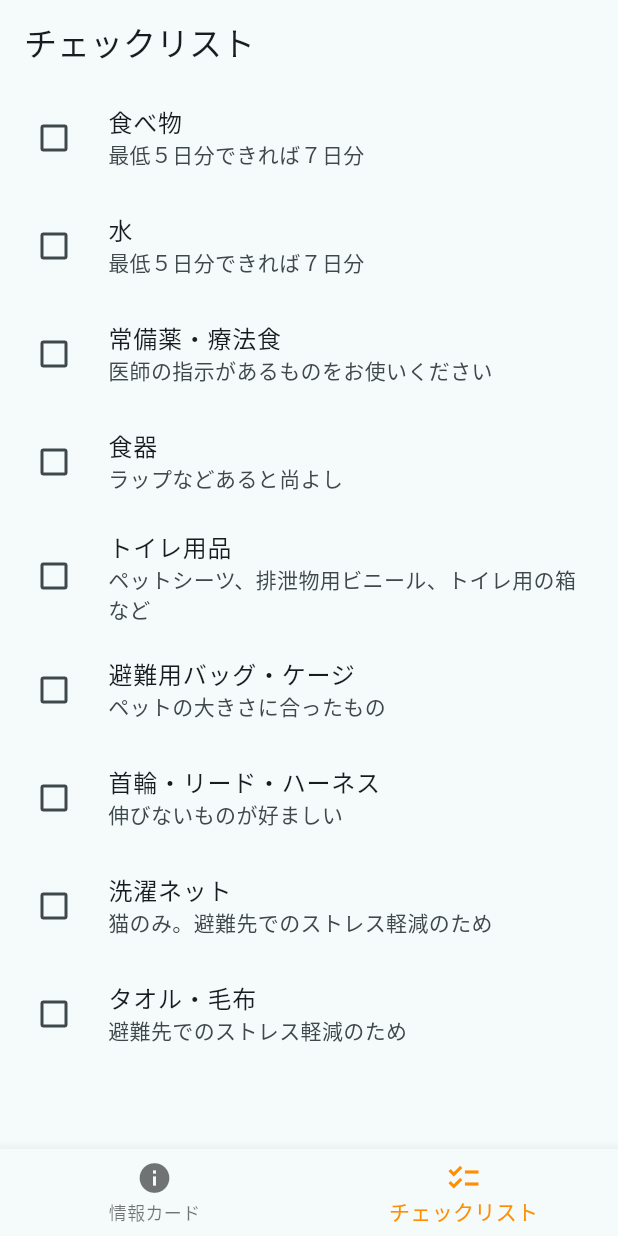
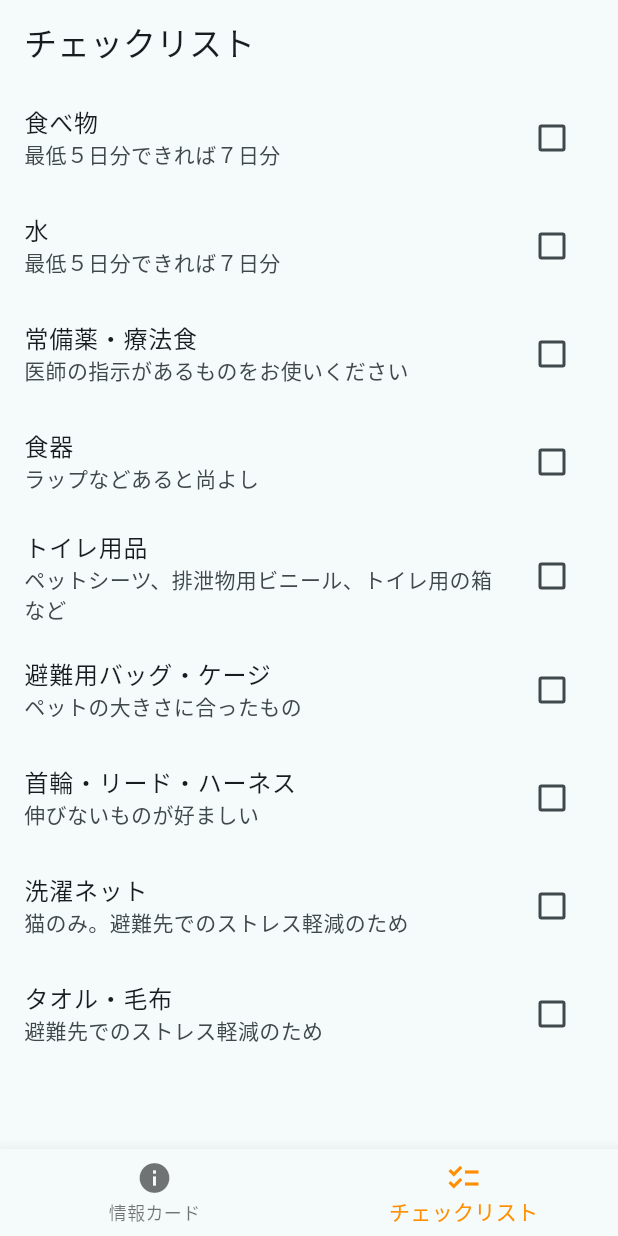
Before and after one commit to tied-inc/nose_touch_app, a Flutter app: the screen it shows after launch, item 2 of the bottom bar chosen, on a phone screen of 412 x 824 dp. Run offline on Flutter 3.47's test engine with Material 3 defaults, Android fonts, the phone set to English and light mode, and no system bars.

Commit message:
update pet safety

```diff
--- a/lib/needs_checklist/main.dart
+++ b/lib/needs_checklist/main.dart
@@ -10,23 +10,33 @@ class NeedsChecklist extends StatefulWidget {
 class CheckListContent {
   final String title;
   final String subtitle;
-  bool value;
 
-  CheckListContent(this.title, this.subtitle, this.value);
+  CheckListContent(this.title, this.subtitle);
 }
 
 class _NeedsChecklistState extends State<NeedsChecklist> {
-  final Map<String, CheckListContent> data = {
-    "food": CheckListContent('食べ物', '最低５日分できれば７日分', false),
-    "water": CheckListContent('水', '最低５日分できれば７日分', false),
-    "medicine": CheckListContent('常備薬・療法食', '医師の指示があるものをお使いください', false),
-    "tableware": CheckListContent('食器', 'ラップなどあると尚よし', false),
-    'toiletries': CheckListContent('トイレ用品', 'ペットシーツ、排泄物用ビニール、トイレ用の箱など', false),
-    "carryBugOrCage": CheckListContent('避難用バッグ・ケージ', 'ペットの大きさに合ったもの', false),
-    'collarAndLeashOrHarness':
-        CheckListContent('首輪・リード・ハーネス', '伸びないものが好ましい', false),
-    "laundryNet": CheckListContent('洗濯ネット', '猫のみ。避難先でのストレス軽減のため', false),
-    "towelOrBlanket": CheckListContent('タオル・毛布', '避難先でのストレス軽減のため', false),
+  final data = [
+    {"food": false},
+    {"water": false},
+    {"medicine": false},
+    {"tableware": false},
+    {"toiletries": false},
+    {"carryBugOrCage": false},
+    {"collarAndLeashOrHarness": false},
+    {"laundryNet": false},
+    {"towelOrBlanket": false}
+  ];
+
+  final Map<String, CheckListContent> titleMap = {
+    "food": CheckListContent('食べ物', '最低５日分できれば７日分'),
+    "water": CheckListContent('水', '最低５日分できれば７日分'),
+    "medicine": CheckListContent('常備薬・療法食', '医師の指示があるものをお使いください'),
+    "tableware": CheckListContent('食器', 'ラップなどあると尚よし'),
+    'toiletries': CheckListContent('トイレ用品', 'ペットシーツ、排泄物用ビニール、トイレ用の箱など'),
+    "carryBugOrCage": CheckListContent('避難用バッグ・ケージ', 'ペットの大きさに合ったもの'),
+    'collarAndLeashOrHarness': CheckListContent('首輪・リード・ハーネス', '伸びないものが好ましい'),
+    "laundryNet": CheckListContent('洗濯ネット', '猫のみ。避難先でのストレス軽減のため'),
+    "towelOrBlanket": CheckListContent('タオル・毛布', '避難先でのストレス軽減のため'),
   };
 
   @override
@@ -34,18 +44,17 @@ class _NeedsChecklistState extends State<NeedsChecklist> {
     return Scaffold(
         body: Column(
       children: <Widget>[
-        for (var key in data.keys)
+        for (var item in data)
           CheckboxListTile(
-            value: data[key]!.value,
+            title: Text(titleMap[item.keys.first]!.title),
+            subtitle: Text(titleMap[item.keys.first]!.subtitle),
+            value: item.values.first,
             onChanged: (bool? value) {
               setState(() {
-                data[key]!.value = value!;
+                item[titleMap.keys.first] = value!;
               });
             },
-            controlAffinity: ListTileControlAffinity.leading,
-            title: Text(data[key]!.title),
-            subtitle: Text(data[key]!.subtitle),
-          ),
+          )
       ],
     ));
   }
--- a/pubspec.yaml
+++ b/pubspec.yaml
@@ -37,7 +37,6 @@ dependencies:
   cupertino_icons: ^1.0.6
   sqflite: ^2.3.3+1
   path: ^1.9.0
-  camera: ^0.11.0+1
   path_provider: ^2.1.3
   image_picker: ^1.1.2
 
```
Also changed, not shown: pubspec.lock, 1 other file.
